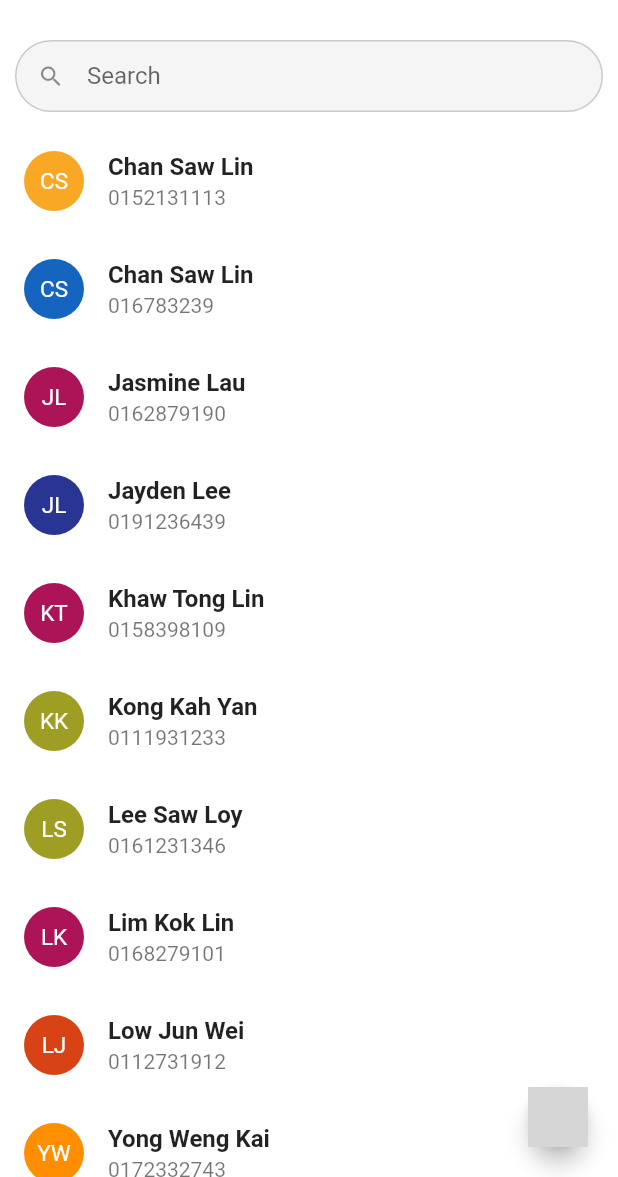
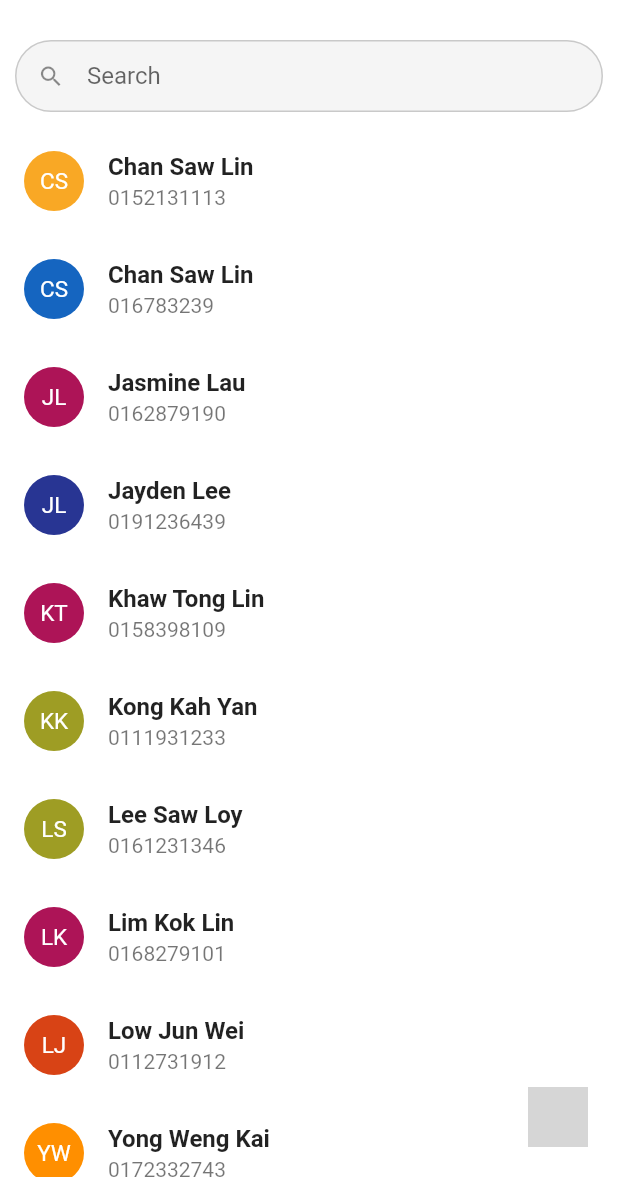
Before and after one commit to fa-fifi/contacts, a Flutter app: the screen it shows after launch, after a tap on "Skip", on a phone screen of 412 x 824 dp, the part 59-1236 px from its top. Run offline on Flutter 3.47's test engine with Material 2 defaults, Android fonts, the phone set to English and light mode, and no system bars; our stand-ins replace get_it, shared_preferences; missing offline and left inert: flame; grey boxes are pictures that could not be loaded.

Commit message:
final commit

```diff
--- a/lib/main.dart
+++ b/lib/main.dart
@@ -24,6 +24,7 @@ class MyApp extends StatelessWidget {
   @override
   Widget build(BuildContext context) {
     return MaterialApp(
+      debugShowCheckedModeBanner: false,
       title: appTitle,
       themeMode: ThemeMode.system,
       theme: AppTheme.light,
--- a/lib/screens/home.dart
+++ b/lib/screens/home.dart
@@ -121,6 +121,8 @@ class _HomeScreenState extends State<HomeScreen> {
         ),
         floatingActionButton: FloatingActionButton.small(
           onPressed: () {},
+          backgroundColor: Theme.of(context).scaffoldBackgroundColor,
+          elevation: 0,
           child: GameWidget(
             game: SpriteSheetAnimation(),
           ),
--- a/lib/screens/onboarding.dart
+++ b/lib/screens/onboarding.dart
@@ -171,11 +171,9 @@ class _OnboardingScreenState extends State<OnboardingScreen> {
                     ],
                   ),
                 ),
-                Expanded(
-                  child: Row(
-                    mainAxisAlignment: MainAxisAlignment.center,
-                    children: _buildPageIndicator(),
-                  ),
+                Row(
+                  mainAxisAlignment: MainAxisAlignment.center,
+                  children: _buildPageIndicator(),
                 ),
               ],
             ),
```
Also changed, not shown: lib/screens/sprite_sheet_animation.dart (+7 -8 lines), pubspec.yaml (+0 -21 lines), assets/images/android12splash.png (deleted), assets/images/branding.png (deleted), assets/images/onboarding6.png (deleted), assets/images/screenshot1.png (added), assets/images/screenshot2.png (added), assets/images/screenshot3.png (added), assets/images/splash.png (deleted), pubspec.lock, 66 other files.
